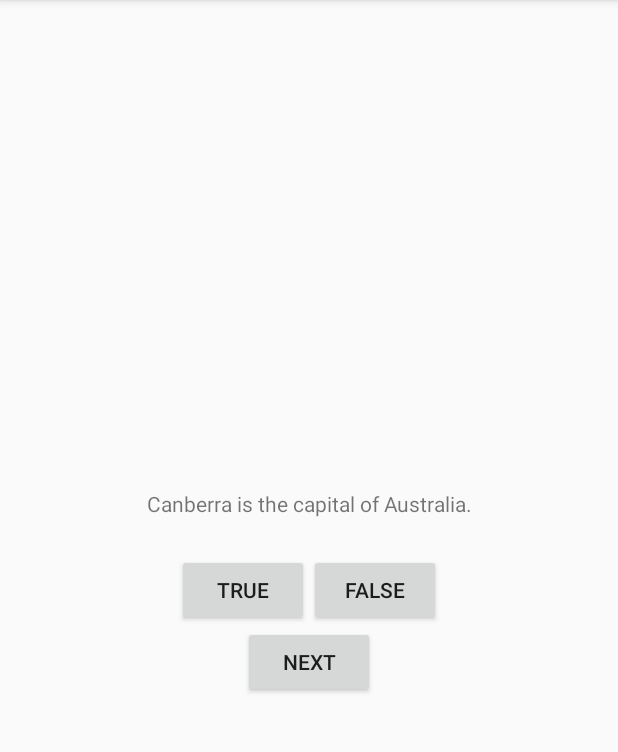
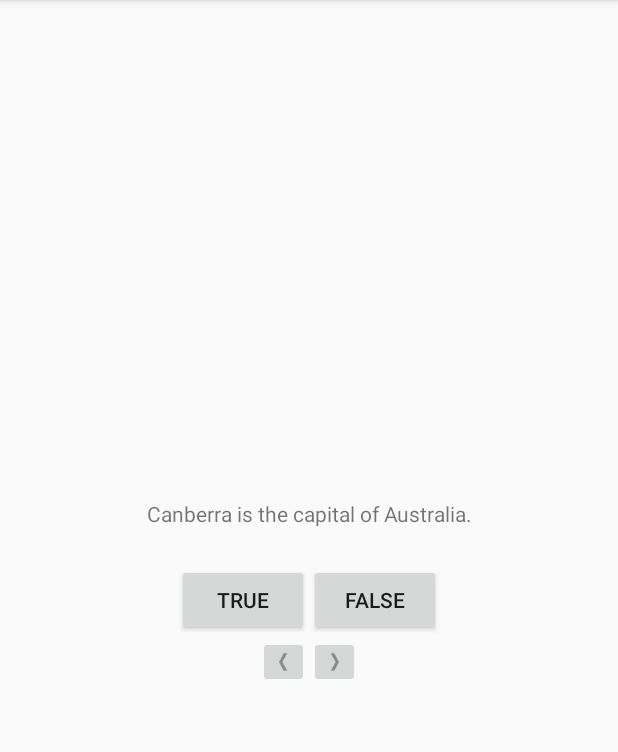
Before and after one commit to Farma20/GeoQuiz-mobile, an Android app: the screen it shows after launch (MainActivity), on a phone screen of 412 x 824 dp, the part 84-836 px from its top. Run offline under Robolectric (Android 15) with nearby library versions, the phone set to English and light mode, and no system bars.

Commit message:
Добавленна кнопке Previous, добавлена возможность смены вопроса нажатием на вопрос, Button изменен на ImageButton, добавленные изображения стрелочек под разные размеры экрана

```diff
--- a/app/src/main/java/com/bignerdranch/android/geomain/MainActivity.kt
+++ b/app/src/main/java/com/bignerdranch/android/geomain/MainActivity.kt
@@ -4,6 +4,7 @@ import android.support.v7.app.AppCompatActivity
 import android.os.Bundle
 import android.view.View
 import android.widget.Button
+import android.widget.ImageButton
 import android.widget.TextView
 import android.widget.Toast
 
@@ -13,7 +14,8 @@ class MainActivity : AppCompatActivity() {
     // lateinit обещает JVM, что мы инициализируем эту переменную
     private lateinit var trueButton: Button
     private lateinit var falseButton: Button
-    private lateinit var nextButton: Button
+    private lateinit var nextButton: ImageButton
+    private lateinit var prevButton: ImageButton
     private lateinit var questionTextView: TextView
 
     //Создаем неизменяемый список с вопросами и ответами
@@ -36,7 +38,9 @@ class MainActivity : AppCompatActivity() {
         trueButton = findViewById(R.id.true_button)
         falseButton = findViewById(R.id.false_button)
         nextButton = findViewById(R.id.next_button)
+        prevButton = findViewById(R.id.previous_button)
         questionTextView = findViewById(R.id.question_text_view)
+
 
         //Добавление слушателей на кнопки
         trueButton.setOnClickListener{view: View ->
@@ -51,6 +55,22 @@ class MainActivity : AppCompatActivity() {
 
         nextButton.setOnClickListener { view: View ->
             //Изменяеи idx при нажатии на next
+            currentIndex = (currentIndex + 1) % questionBank.size
+
+            updateQuestion()
+        }
+
+        prevButton.setOnClickListener { view: View ->
+            currentIndex = currentIndex - 1
+            if(currentIndex < 0){
+                currentIndex = questionBank.size - 1
+            }
+
+            updateQuestion()
+        }
+
+        //Задание 2.1 Добавить слушателя на TextView
+        questionTextView.setOnClickListener { view: View ->
             currentIndex = (currentIndex + 1) % questionBank.size
 
             updateQuestion()
--- a/app/src/main/res/layout/activity_main.xml
+++ b/app/src/main/res/layout/activity_main.xml
@@ -34,10 +34,27 @@
 
     </LinearLayout>
 
-    <Button
-        android:id="@+id/next_button"
+    <LinearLayout
         android:layout_width="wrap_content"
         android:layout_height="wrap_content"
-        android:text="@string/next_button"/>
+        >
+
+        <ImageButton
+            android:id="@+id/previous_button"
+            android:layout_width="wrap_content"
+            android:layout_height="wrap_content"
+            android:src="@drawable/arrow_left"
+            android:drawablePadding="4dp"
+            android:contentDescription="@string/previous_button"/>
+
+        <ImageButton
+            android:id="@+id/next_button"
+            android:layout_width="match_parent"
+            android:layout_height="match_parent"
+            android:src="@drawable/arrow_right"
+            android:drawablePadding="4dp"
+            android:contentDescription="@string/next_button"/>
+
+    </LinearLayout>
 
 </LinearLayout>
--- a/app/src/main/res/values/strings.xml
+++ b/app/src/main/res/values/strings.xml
@@ -9,6 +9,7 @@
     <string name="true_button">True</string>
     <string name="false_button">False</string>
     <string name="next_button">Next</string>
+    <string name="previous_button">Prev</string>
     <string name="correct_toast">Correct!</string>
     <string name="incorrect_toast">Incorrect!</string>
 </resources>
```
Also changed, not shown: app/src/main/res/drawable-hdpi/arrow_left.png (added), app/src/main/res/drawable-hdpi/arrow_right.png (added), app/src/main/res/drawable-mdpi/arrow_left.png (added), app/src/main/res/drawable-mdpi/arrow_right.png (added), app/src/main/res/drawable-xhdpi/arrow_left.png (added), app/src/main/res/drawable-xhdpi/arrow_right.png (added), app/src/main/res/drawable-xxhdpi/arrow_left.png (added), app/src/main/res/drawable-xxhdpi/arrow_right.png (added), app/src/main/res/drawable-xxxhdpi/arrow_left.png (added), app/src/main/res/drawable-xxxhdpi/arrow_right.png (added).
